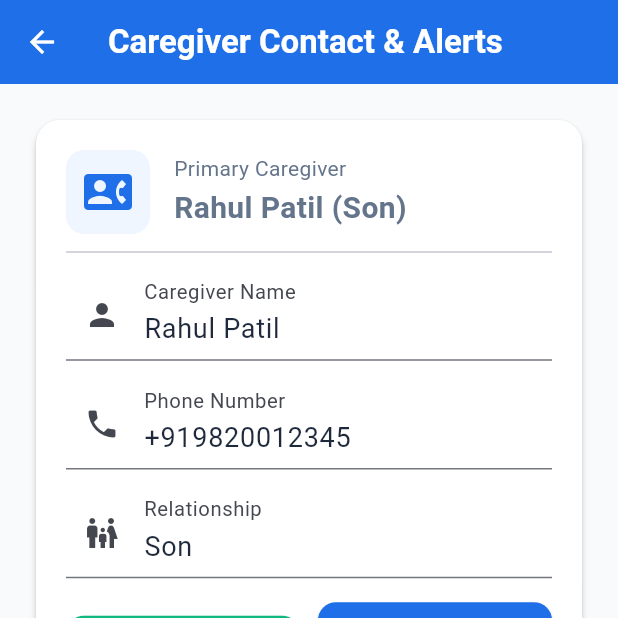
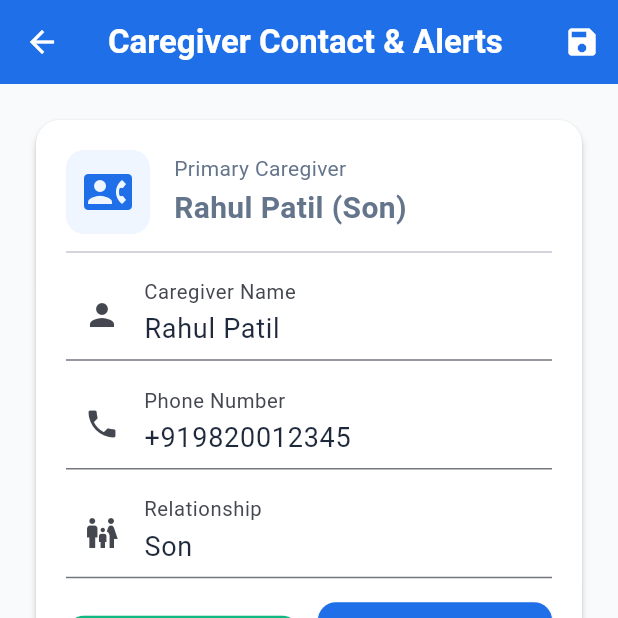
Before and after one commit to jarvisss18/medisathi, a Flutter app: the CaregiverScreen screen opened by its route, after a tap on "Alert on Repeated Scan Failures", on a phone screen of 412 x 824 dp, the top half of it. Run offline on Flutter 3.47's test engine with Material 3 defaults, Android fonts, the phone set to English and light mode, and no system bars; our stand-ins replace camera, flutter_local_notifications, flutter_riverpod, flutter_timezone, flutter_tts, go_router and 4 more; missing offline and left inert: google_mlkit_text_recognition; accounts and stored records are empty.

Commit message:
feat(caregiver): automate caregiver profile persistence and dynamic escalation dialogs

```diff
--- a/mobile/lib/data/medicine_repository.dart
+++ b/mobile/lib/data/medicine_repository.dart
@@ -12,6 +12,7 @@ class MedicineRepository extends ChangeNotifier {
   final List<ReminderItem> _reminders = [];
   final List<DoseLog> _doseLogs = [];
   final List<CaregiverEvent> _caregiverEvents = [];
+  CaregiverContact _caregiverContact = CaregiverContact();
 
   bool _isInitialized = false;
 
@@ -200,6 +201,11 @@ class MedicineRepository extends ChangeNotifier {
         _caregiverEvents.clear();
         _caregiverEvents.addAll(list.map((e) => CaregiverEvent.fromJson(e)));
       }
+
+      final contactJson = prefs.getString('caregiver_contact');
+      if (contactJson != null) {
+        _caregiverContact = CaregiverContact.fromJson(jsonDecode(contactJson));
+      }
     } catch (_) {
       // Retain current state gracefully
     }
@@ -220,6 +226,9 @@ class MedicineRepository extends ChangeNotifier {
 
       final cgJson = jsonEncode(_caregiverEvents.map((e) => e.toJson()).toList());
       await prefs.setString('caregiver_events', cgJson);
+
+      final contactJson = jsonEncode(_caregiverContact.toJson());
+      await prefs.setString('caregiver_contact', contactJson);
     } catch (_) {}
   }
 
@@ -272,6 +281,8 @@ class MedicineRepository extends ChangeNotifier {
   List<DoseLog> get doseLogs => List.unmodifiable(_doseLogs);
 
   List<CaregiverEvent> get caregiverEvents => List.unmodifiable(_caregiverEvents);
+
+  CaregiverContact get caregiverContact => _caregiverContact;
 
   void addSavedMedicine(SavedMedicine med) {
     _savedMedicines.removeWhere((m) => m.medicineId == med.medicineId || m.id == med.id);
@@ -395,6 +406,12 @@ class MedicineRepository extends ChangeNotifier {
     notifyListeners();
   }
 
+  void updateCaregiverContact(CaregiverContact contact) {
+    _caregiverContact = contact;
+    _saveToPrefs();
+    notifyListeners();
+  }
+
   /// Checks if candidate medicine interacts with any currently saved medicines
   List<InteractionRule> checkInteractionsForCandidate(String candidateName) {
     final results = <InteractionRule>[];
--- a/mobile/lib/data/models.dart
+++ b/mobile/lib/data/models.dart
@@ -218,3 +218,57 @@ class CaregiverEvent {
         isSimulated: json['isSimulated'] ?? true,
       );
 }
+
+class CaregiverContact {
+  final String name;
+  final String phone;
+  final String relationship;
+  final bool alertOnScanFailures;
+  final bool alertOnMissedDoses;
+  final bool attachPhoto;
+
+  CaregiverContact({
+    this.name = 'Rahul Patil',
+    this.phone = '+919820012345',
+    this.relationship = 'Son',
+    this.alertOnScanFailures = true,
+    this.alertOnMissedDoses = true,
+    this.attachPhoto = false,
+  });
+
+  CaregiverContact copyWith({
+    String? name,
+    String? phone,
+    String? relationship,
+    bool? alertOnScanFailures,
+    bool? alertOnMissedDoses,
+    bool? attachPhoto,
+  }) {
+    return CaregiverContact(
+      name: name ?? this.name,
+      phone: phone ?? this.phone,
+      relationship: relationship ?? this.relationship,
+      alertOnScanFailures: alertOnScanFailures ?? this.alertOnScanFailures,
+      alertOnMissedDoses: alertOnMissedDoses ?? this.alertOnMissedDoses,
+      attachPhoto: attachPhoto ?? this.attachPhoto,
+    );
+  }
+
+  Map<String, dynamic> toJson() => {
+        'name': name,
+        'phone': phone,
+        'relationship': relationship,
+        'alertOnScanFailures': alertOnScanFailures,
+        'alertOnMissedDoses': alertOnMissedDoses,
+        'attachPhoto': attachPhoto,
+      };
+
+  factory CaregiverContact.fromJson(Map<String, dynamic> json) => CaregiverContact(
+        name: json['name'] ?? 'Rahul Patil',
+        phone: json['phone'] ?? '+919820012345',
+        relationship: json['relationship'] ?? 'Son',
+        alertOnScanFailures: json['alertOnScanFailures'] ?? true,
+        alertOnMissedDoses: json['alertOnMissedDoses'] ?? true,
+        attachPhoto: json['attachPhoto'] ?? false,
+      );
+}
--- a/mobile/lib/features/caregiver/caregiver_screen.dart
+++ b/mobile/lib/features/caregiver/caregiver_screen.dart
@@ -4,6 +4,7 @@ import 'package:go_router/go_router.dart';
 import 'package:url_launcher/url_launcher.dart';
 
 import '../../data/app_providers.dart';
+import '../../data/models.dart';
 
 class CaregiverScreen extends ConsumerStatefulWidget {
   const CaregiverScreen({super.key});
@@ -13,13 +14,28 @@ class CaregiverScreen extends ConsumerStatefulWidget {
 }
 
 class _CaregiverScreenState extends ConsumerState<CaregiverScreen> {
-  final _nameController = TextEditingController(text: 'Rahul Patil');
-  final _phoneController = TextEditingController(text: '+919820012345');
-  final _relationController = TextEditingController(text: 'Son');
+  late final TextEditingController _nameController;
+  late final TextEditingController _phoneController;
+  late final TextEditingController _relationController;
 
-  bool _shareScanAlerts = true;
-  bool _shareMissedDoses = true;
-  bool _includePhoto = false;
+  late bool _shareScanAlerts;
+  late bool _shareMissedDoses;
+  late bool _includePhoto;
+  bool _isInitialized = false;
+
+  @override
+  void initState() {
+    super.initState();
+    final initialContact = ref.read(medicineRepositoryProvider).caregiverContact;
+    _nameController = TextEditingController(text: initialContact.name);
+    _phoneController = TextEditingController(text: initialContact.phone);
+    _relationController = TextEditingController(text: initialContact.relationship);
+
+    _shareScanAlerts = initialContact.alertOnScanFailures;
+    _shareMissedDoses = initialContact.alertOnMissedDoses;
+    _includePhoto = initialContact.attachPhoto;
+    _isInitialized = true;
+  }
 
   @override
   void dispose() {
@@ -34,6 +50,30 @@ class _CaregiverScreenState extends ConsumerState<CaregiverScreen> {
       context.pop();
     } else {
       context.go('/home');
+    }
+  }
+
+  void _saveContactDetails({bool showSnackBar = true}) {
+    final updated = CaregiverContact(
+      name: _nameController.text.trim().isNotEmpty ? _nameController.text.trim() : 'Rahul Patil',
+      phone: _phoneController.text.trim().isNotEmpty ? _phoneController.text.trim() : '+919820012345',
+      relationship: _relationController.text.trim().isNotEmpty ? _relationController.text.trim() : 'Son',
+      alertOnScanFailures: _shareScanAlerts,
+      alertOnMissedDoses: _shareMissedDoses,
+      attachPhoto: _includePhoto,
+    );
+
+    ref.read(medicineRepositoryProvider).updateCaregiverContact(updated);
+
+    if (showSnackBar && mounted) {
+      ScaffoldMessenger.of(context).hideCurrentSnackBar();
+      ScaffoldMessenger.of(context).showSnackBar(
+        const SnackBar(
+          content: Text('✓ Caregiver contact & settings saved successfully!'),
+          backgroundColor: Color(0xFF10B981),
+          duration: Duration(seconds: 2),
+        ),
+      );
     }
   }
 
@@ -80,7 +120,15 @@ class _CaregiverScreenState extends ConsumerState<CaregiverScreen> {
   @override
   Widget build(BuildContext context) {
     final repo = ref.watch(medicineRepositoryProvider);
+    final contact = repo.caregiverContact;
     final events = repo.caregiverEvents;
+
+    if (_isInitialized &&
+        (_nameController.text != contact.name ||
+            _phoneController.text != contact.phone ||
+            _relationController.text != contact.relationship)) {
+      // Sync if updated externally
+    }
 
     return PopScope(
       canPop: false,
@@ -99,6 +147,13 @@ class _CaregiverScreenState extends ConsumerState<CaregiverScreen> {
           title: const Text('Caregiver Contact & Alerts'),
           backgroundColor: const Color(0xFF1E6FE8),
           foregroundColor: Colors.white,
+          actions: [
+            IconButton(
+              icon: const Icon(Icons.save),
+              onPressed: () => _saveContactDetails(),
+              tooltip: 'Save Settings',
+            ),
+          ],
         ),
         body: SingleChildScrollView(
           child: Padding(
@@ -126,12 +181,13 @@ class _CaregiverScreenState extends ConsumerState<CaregiverScreen> {
                               child: const Icon(Icons.contact_phone, color: Color(0xFF1E6FE8), size: 32),
                             ),
                             const SizedBox(width: 16),
-                            const Expanded(
+                            Expanded(
                               child: Column(
                                 crossAxisAlignment: CrossAxisAlignment.start,
                                 children: [
-                                  Text('Primary Caregiver', style: TextStyle(fontSize: 14, color: Color(0xFF64748B))),
-                                  Text('Rahul Patil (Son)', style: TextStyle(fontSize: 20, fontWeight: FontWeight.bold)),
+                                  const Text('Primary Caregiver', style: TextStyle(fontSize: 14, color: Color(0xFF64748B))),
+                                  Text('${contact.name} (${contact.relationship})',
+                                      style: const TextStyle(fontSize: 20, fontWeight: FontWeight.bold)),
                                 ],
                               ),
                             ),
@@ -141,17 +197,20 @@ class _CaregiverScreenState extends ConsumerState<CaregiverScreen> {
                         TextField(
                           controller: _nameController,
                           decoration: const InputDecoration(labelText: 'Caregiver Name', prefixIcon: Icon(Icons.person)),
+                          onChanged: (_) => _saveContactDetails(showSnackBar: false),
                         ),
                         const SizedBox(height: 12),
                         TextField(
                           controller: _phoneController,
                           keyboardType: TextInputType.phone,
                           decoration: const InputDecoration(labelText: 'Phone Number', prefixIcon: Icon(Icons.phone)),
+                          onChanged: (_) => _saveContactDetails(showSnackBar: false),
                         ),
                         const SizedBox(height: 12),
                         TextField(
                           controller: _relationController,
                           decoration: const InputDecoration(labelText: 'Relationship', prefixIcon: Icon(Icons.family_restroom)),
+                          onChanged: (_) => _saveContactDetails(showSnackBar: false),
                         ),
                         const SizedBox(height: 16),
                         Row(
@@ -170,7 +229,7 @@ class _CaregiverScreenState extends ConsumerState<CaregiverScreen> {
                                 style: ElevatedButton.styleFrom(backgroundColor: const Color(0xFF1E6FE8)),
                                 onPressed: () => _sendSms(
                                   _phoneController.text,
-                                  'MediSathi Alert from Mrs. Sunanda: I need assistance verifying my medicine.',
+                                  'MediSathi Alert from patient: I need assistance verifying my medicine with caregiver ${_nameController.text}.',
                                 ),
                                 icon: const Icon(Icons.message),
                                 label: const Text('Send SMS'),
@@ -201,21 +260,30 @@ class _CaregiverScreenState extends ConsumerState<CaregiverScreen> {
                           title: const Text('Alert on Repeated Scan Failures'),
                           subtitle: const Text('Auto-triggers when 2 scans fail quality check'),
                           value: _shareScanAlerts,
-                          onChanged: (val) => setState(() => _shareScanAlerts = val),
+                          onChanged: (val) {
+                            setState(() => _shareScanAlerts = val);
+                            _saveContactDetails(showSnackBar: false);
+                          },
                         ),
                         SwitchListTile(
                           contentPadding: EdgeInsets.zero,
                           title: const Text('Alert on Missed Doses'),
                           subtitle: const Text('Triggers if dose is unconfirmed after 30 mins'),
                           value: _shareMissedDoses,
-                          onChanged: (val) => setState(() => _shareMissedDoses = val),
+                          onChanged: (val) {
+                            setState(() => _shareMissedDoses = val);
+                            _saveContactDetails(showSnackBar: false);
+                          },
                         ),
                         SwitchListTile(
                           contentPadding: EdgeInsets.zero,
                           title: const Text('Attach Strip Photo in Message'),
                           subtitle: const Text('Sends picture of unverified strip'),
                           value: _includePhoto,
-                          onChanged: (val) => setState(() => _includePhoto = val),
+                          onChanged: (val) {
+                            setState(() => _includePhoto = val);
+                            _saveContactDetails(showSnackBar: false);
+                          },
                         ),
                       ],
                     ),
@@ -286,7 +354,7 @@ class _CaregiverScreenState extends ConsumerState<CaregiverScreen> {
                   onPressed: () {
                     _sendSms(
                       _phoneController.text,
-                      '🚨 MEDISATHI SOS EMERGENCY ALERT: Mrs. Sunanda Patil requires immediate medication review assistance.',
+                      '🚨 MEDISATHI SOS EMERGENCY ALERT: Patient requires immediate medication review assistance from caregiver ${_nameController.text}.',
                     );
                   },
                   icon: const Icon(Icons.send, size: 24),
```
Also changed, not shown: mobile/lib/features/verification/verification_result_screen.dart (+10 -8 lines).
